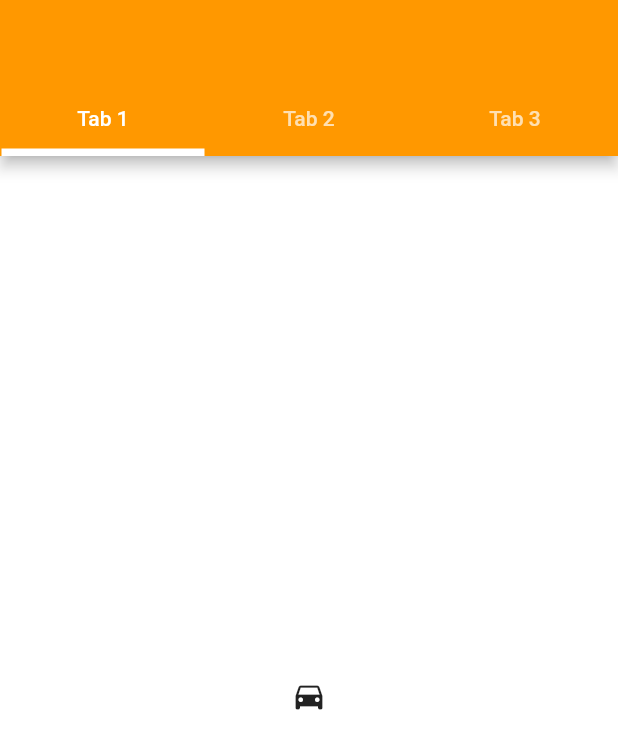
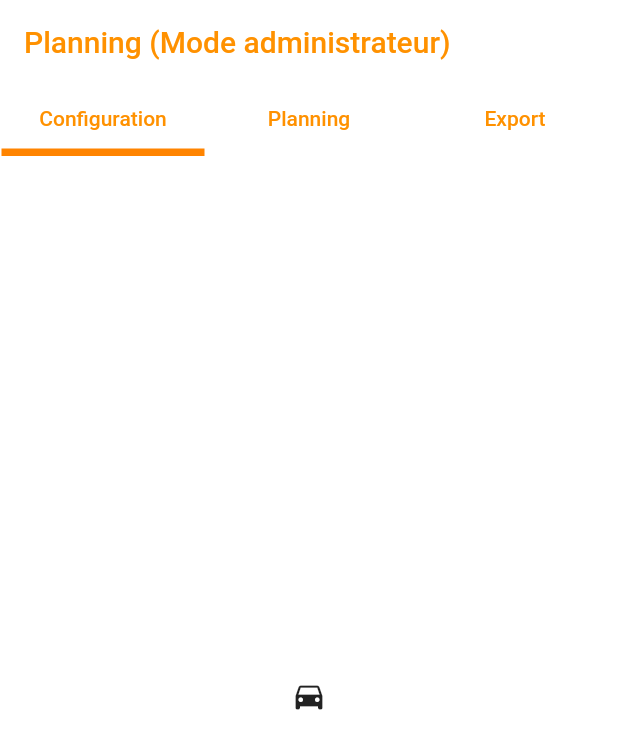
Before and after one commit to ElFov/flutter_kiva_theme, a Flutter app: the screen it shows after launch, on a phone screen of 412 x 824 dp. Shown: the top 749 px of the screen. Run offline on Flutter 3.47's test engine with Material 2 defaults, Android fonts, the phone set to English and light mode, and no system bars.

```diff
--- a/lib/main.dart
+++ b/lib/main.dart
@@ -15,7 +15,7 @@ class MyApp extends StatelessWidget {
       title: 'Flutter Demo',
       theme: KivaTheme().themedata,
       //home: const MyHomePage(title: 'Flutter Demo Home Page'),
-      home: KivaTheme().KivaTabs(),
+      home: KivaTheme().KivaTabs('Planning', levelAuth.admin),
     );
   }
 }
--- a/lib/view/themes/kiva_theme.dart
+++ b/lib/view/themes/kiva_theme.dart
@@ -6,6 +6,8 @@ import 'package:flutter_kiva_theme/view/themes/kiva_theme_const.dart';
 enum typeButton { classic, round }
 
 enum typeTextField { simple, boxed }
+
+enum levelAuth { admin, manager, reader }
 
 class KivaTheme {
   //Colors
@@ -110,38 +112,77 @@ class KivaTheme {
     );
   }
 
-  MaterialApp KivaTabs() {
+  MaterialApp KivaTabs(String name, levelAuth auth) {
     return MaterialApp(
       theme: KivaTheme().themedata,
       home: DefaultTabController(
-        length: 3,
+        length: auth == levelAuth.admin ? 3 : 2,
         child: Scaffold(
           appBar: AppBar(
-            bottom: const TabBar(
+            title: Text(
+              auth == levelAuth.admin
+                  ? '$name (Mode administrateur)'
+                  : '$name (Mode manager/consultation)',
+              style: const TextStyle(color: kFloatActionButtonColor),
+            ),
+            elevation: 0.0,
+            backgroundColor: Colors.white,
+            bottom: auth == levelAuth.admin
+                ? const TabBar(
+                    labelColor: kFloatActionButtonColor,
+                    unselectedLabelColor: kFloatActionButtonColor,
                     indicator: UnderlineTabIndicator(
                       borderSide: BorderSide(
                         width: kTextFieldBorderWidth,
-                  color: kTabBarUnderLineColor,
+                        color: kCheckBoxFillColor,
                       ),
-                insets:
-                    EdgeInsets.symmetric(horizontal: kMainButtonBorderWidth),
+                      insets: EdgeInsets.symmetric(
+                          horizontal: kMainButtonBorderWidth),
                     ),
                     tabs: [
                       Tab(
-                  text: 'Tab 1',
+                        text: kTabsName1,
                       ),
                       Tab(
-                  text: 'Tab 2',
+                        text: kTabsName2,
                       ),
                       Tab(
-                  text: 'Tab 3',
+                        text: kTabsName3,
+                      ),
+                    ],
+                  )
+                : const TabBar(
+                    labelColor: kFloatActionButtonColor,
+                    unselectedLabelColor: kFloatActionButtonColor,
+                    indicator: UnderlineTabIndicator(
+                      borderSide: BorderSide(
+                        width: kTextFieldBorderWidth,
+                        color: kCheckBoxFillColor,
+                      ),
+                      insets: EdgeInsets.symmetric(
+                          horizontal: kMainButtonBorderWidth),
+                    ),
+                    tabs: [
+                      Tab(
+                        text: kTabsName2,
+                      ),
+                      Tab(
+                        text: kTabsName3,
                       ),
                     ],
                   ),
           ),
-          body: const TabBarView(
+          //TODO replace childs with menus and buttons
+          body: auth == levelAuth.admin
+              ? const TabBarView(
                   children: [
                     Icon(Icons.directions_car),
+                    Icon(Icons.directions_transit),
+                    Icon(Icons.directions_bike),
+                  ],
+                )
+              : const TabBarView(
+                  children: [
                     Icon(Icons.directions_transit),
                     Icon(Icons.directions_bike),
                   ],
--- a/lib/view/themes/kiva_theme_const.dart
+++ b/lib/view/themes/kiva_theme_const.dart
@@ -17,3 +17,8 @@ const double kMainButtonHeight = 60.0;
 const double kMainButtonCircular = 20.0;
 const double kMainButtonBorderWidth = 1.0;
 const double kTextFieldBorderWidth = 5.0;
+
+//Text
+const String kTabsName1 = 'Configuration';
+const String kTabsName2 = 'Planning';
+const String kTabsName3 = 'Export';
```
Lines whose indentation alone changed are shown as unchanged.
